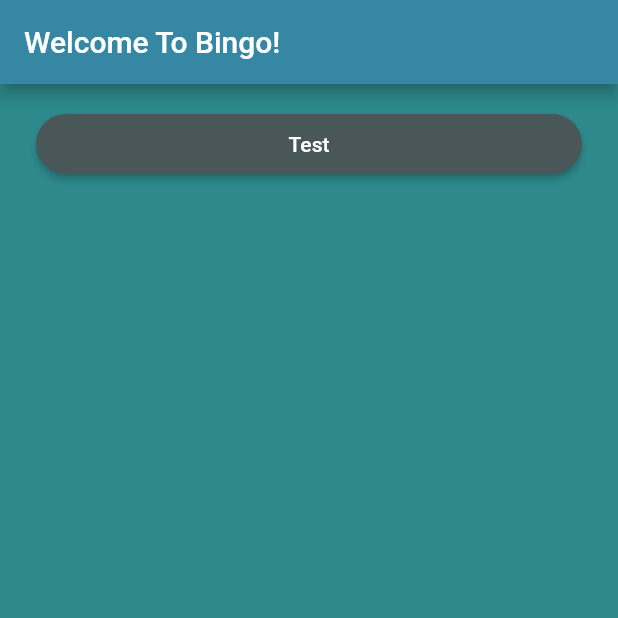
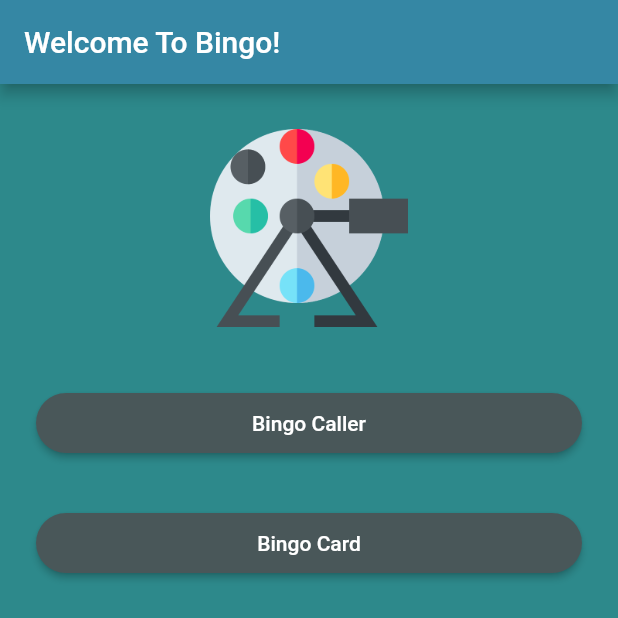
Before and after one commit to OStillman/bingo, a Flutter app: the screen it shows after launch, on a phone screen of 412 x 824 dp. Shown: the top 618 px of the screen. Run offline on Flutter 3.47's test engine with Material 2 defaults, Android fonts, the phone set to English and light mode, and no system bars.

Commit message:
Home Scaffold

```diff
--- a/lib/helpers/constants.dart
+++ b/lib/helpers/constants.dart
@@ -4,3 +4,10 @@ import 'package:flutter/material.dart';
 Color colourMain = Color.fromRGBO(53,135,164, 1.0);
 Color colorBody = Color.fromRGBO(45,137,139, 1.0);
 Color colorButtons = Color.fromRGBO(73,87,89, 1.0);
+
+//Images
+Image appLogo = Image.asset('assets/lottery.png');
+
+//Sizes
+final bigRadius = 66.0;
+final buttonHeight = 24.0;
--- /dev/null
+++ b/lib/home.dart
@@ -0,0 +1,76 @@
+import 'package:flutter/material.dart';
+import 'helpers/constants.dart';
+
+class MyHomePage extends StatefulWidget {
+  MyHomePage({Key key, this.title}) : super(key: key);
+  final String title;
+
+  @override
+  _MyHomePageState createState() => _MyHomePageState();
+}
+
+class _MyHomePageState extends State<MyHomePage> {
+
+  final logo = CircleAvatar(
+    backgroundColor: Colors.transparent,
+    radius: bigRadius,
+    child: appLogo,
+  );
+
+  final bingoCallerButton = Padding(
+    padding: EdgeInsets.symmetric(vertical: 16.0),
+    child: RaisedButton(
+      shape: RoundedRectangleBorder(
+        borderRadius: BorderRadius.circular(24),
+      ),
+      onPressed: () {
+      },
+      padding: EdgeInsets.all(12),
+      color: colorButtons,
+      child: Text(
+        "Bingo Caller",
+        style: TextStyle(color: Colors.white),
+      ),
+    ),
+  );
+
+  final bingoCardButton = Padding(
+    padding: EdgeInsets.symmetric(vertical: 16.0),
+    child: RaisedButton(
+      shape: RoundedRectangleBorder(
+        borderRadius: BorderRadius.circular(24),
+      ),
+      onPressed: () {
+      },
+      padding: EdgeInsets.all(12),
+      color: colorButtons,
+      child: Text(
+        "Bingo Card",
+        style: TextStyle(color: Colors.white),
+      ),
+    ),
+  );
+
+
+
+  @override
+  Widget build(BuildContext context) {
+    return Scaffold(
+      backgroundColor: colorBody,
+      appBar: AppBar(
+        title: Text(widget.title),
+      ),
+      body: Center(
+        child: ListView(
+          padding: EdgeInsets.only(left: 24.0, right: 24.0, top: 30.0),
+          children: <Widget>[
+            logo,
+            SizedBox(height: buttonHeight),
+            bingoCallerButton,
+            bingoCardButton
+          ],
+        ),
+      ),
+    );
+  }
+}
--- a/lib/main.dart
+++ b/lib/main.dart
@@ -1,10 +1,10 @@
 import 'package:flutter/material.dart';
 import 'helpers/constants.dart';
+import "home.dart";
 
 void main() => runApp(MyApp());
 
 class MyApp extends StatelessWidget {
-  // This widget is the root of your application.
   @override
   Widget build(BuildContext context) {
     return MaterialApp(
@@ -16,50 +16,3 @@ class MyApp extends StatelessWidget {
     );
   }
 }
-
-class MyHomePage extends StatefulWidget {
-  MyHomePage({Key key, this.title}) : super(key: key);
-  final String title;
-
-  @override
-  _MyHomePageState createState() => _MyHomePageState();
-}
-
-class _MyHomePageState extends State<MyHomePage> {
-  final loginButton = Padding(
-    padding: EdgeInsets.symmetric(vertical: 16.0),
-    child: RaisedButton(
-      shape: RoundedRectangleBorder(
-        borderRadius: BorderRadius.circular(24),
-      ),
-      onPressed: () {
-      },
-      padding: EdgeInsets.all(12),
-      color: colorButtons,
-      child: Text(
-          "Test",
-          style: TextStyle(color: Colors.white),
-      ),
-    ),
-  );
-
-
-
-  @override
-  Widget build(BuildContext context) {
-    return Scaffold(
-      backgroundColor: colorBody,
-      appBar: AppBar(
-        title: Text(widget.title),
-      ),
-      body: Center(
-        child: ListView(
-          padding: EdgeInsets.only(left: 24.0, right: 24.0),
-          children: <Widget>[
-            loginButton
-          ],
-        ),
-      ),
-    );
-  }
-}
--- a/pubspec.yaml
+++ b/pubspec.yaml
@@ -41,7 +41,8 @@ flutter:
   uses-material-design: true
 
   # To add assets to your application, add an assets section, like this:
-  # assets:
+  assets:
+    - assets/
   #  - images/a_dot_burr.jpeg
   #  - images/a_dot_ham.jpeg
 
```
